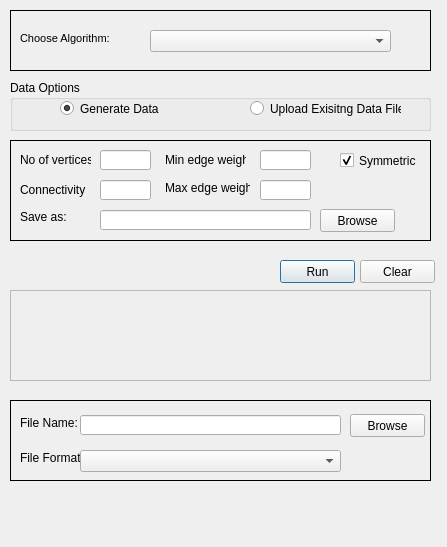
First picture: the form in UI/TSP.ui, repository robinredX/travelling-salesman-problem, before the edit.
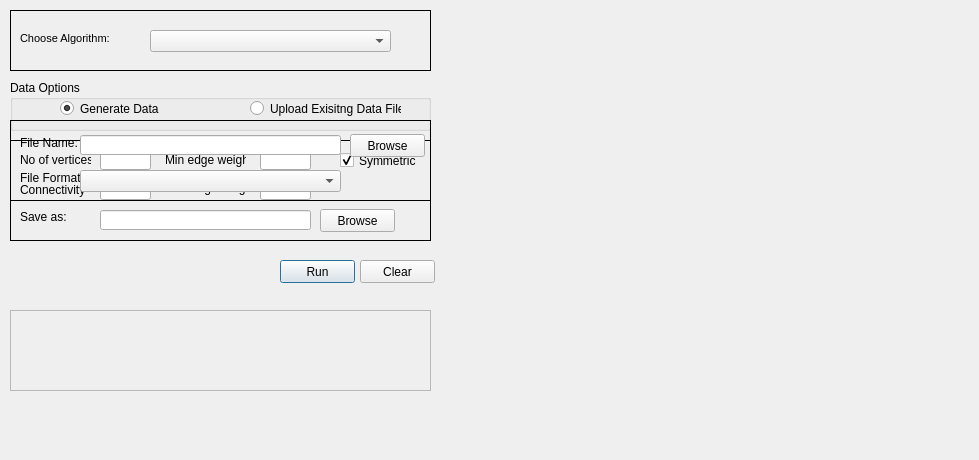
Second picture: the form after the edit.

Patch:
```diff
--- a/UI/TSP.ui
+++ b/UI/TSP.ui
@@ -6,8 +6,8 @@
    <rect>
     <x>0</x>
     <y>0</y>
-    <width>447</width>
-    <height>547</height>
+    <width>979</width>
+    <height>460</height>
    </rect>
   </property>
   <property name="windowTitle">
@@ -351,7 +351,7 @@
    <property name="geometry">
     <rect>
      <x>10</x>
-     <y>400</y>
+     <y>120</y>
      <width>421</width>
      <height>81</height>
     </rect>
@@ -431,9 +431,9 @@
    <property name="geometry">
     <rect>
      <x>10</x>
-     <y>290</y>
+     <y>310</y>
      <width>421</width>
-     <height>91</height>
+     <height>81</height>
     </rect>
    </property>
    <property name="frameShape">
@@ -482,6 +482,16 @@
     </property>
    </widget>
   </widget>
+  <widget class="QWidget" name="wdGraph" native="true">
+   <property name="geometry">
+    <rect>
+     <x>450</x>
+     <y>10</y>
+     <width>511</width>
+     <height>431</height>
+    </rect>
+   </property>
+  </widget>
   <zorder>frmResults</zorder>
   <zorder>frmAlgo</zorder>
   <zorder>cboAlgo</zorder>
```
Left out of the diff: 1 changed line with no effect on the pictures.
